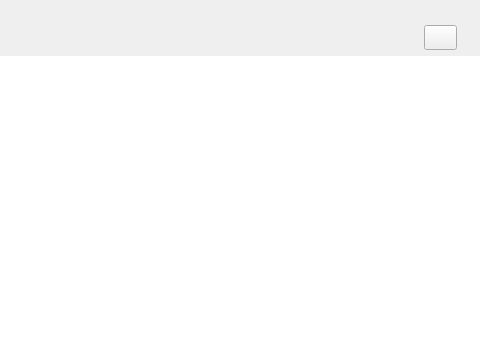
The window that src/mainwindow.ui (theshadowx/notes) describes before a commit, drawn with Qt 5; both pictures show x 259 to 739 and y 0 to 360 of the 739 by 360 pixel window.
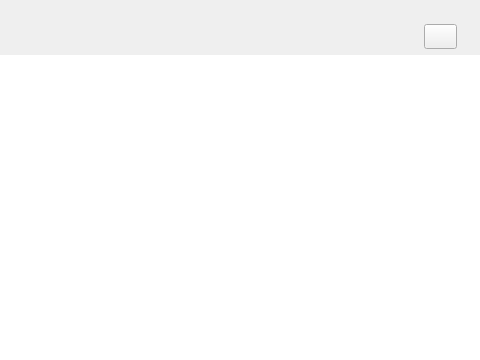
The same window after the commit. Icons and pictures are not drawn. Custom widgets are drawn as their Qt base class.

Commit message: Increasing the spacer from the right frame to 24

The edit to the form file:
```diff
--- a/src/mainwindow.ui
+++ b/src/mainwindow.ui
@@ -182,7 +182,7 @@
              <property name="sizeHint" stdset="0">
               <size>
                <width>20</width>
-               <height>25</height>
+               <height>24</height>
               </size>
              </property>
             </spacer>
```
